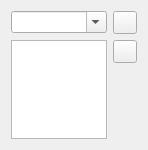
This is src/ui/node/widgets/BalancerWidget.ui in Qv2ray/Qv2ray as Qt 5 draws it before an edit. The edited form follows.
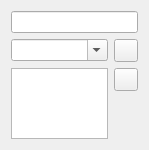
This is the edited form. Icons and pictures are not drawn.

Patch:
```diff
--- a/src/ui/node/widgets/BalancerWidget.ui
+++ b/src/ui/node/widgets/BalancerWidget.ui
@@ -6,7 +6,7 @@
    <rect>
     <x>0</x>
     <y>0</y>
-    <width>148</width>
+    <width>149</width>
     <height>150</height>
    </rect>
   </property>
@@ -14,39 +14,17 @@
    <string>Form</string>
   </property>
   <layout class="QGridLayout" name="gridLayout">
-   <item row="0" column="0">
+   <item row="0" column="0" colspan="2">
+    <widget class="QLineEdit" name="balancerTagTxt"/>
+   </item>
+   <item row="1" column="0">
     <widget class="QComboBox" name="balancerSelectionCombo">
      <property name="editable">
       <bool>true</bool>
      </property>
     </widget>
    </item>
-   <item row="0" column="1">
-    <widget class="QToolButton" name="balancerAddBtn">
-     <property name="text">
-      <string/>
-     </property>
-     <property name="icon">
-      <iconset resource="../../../../resources.new.qrc">
-       <normaloff>:/assets/icons/ui_dark/add.svg</normaloff>:/assets/icons/ui_dark/add.svg</iconset>
-     </property>
-    </widget>
-   </item>
-   <item row="1" column="0" rowspan="2">
-    <widget class="QListWidget" name="balancerList"/>
-   </item>
-   <item row="1" column="1">
-    <widget class="QToolButton" name="balancerDelBtn">
-     <property name="text">
-      <string/>
-     </property>
-     <property name="icon">
-      <iconset resource="../../../../resources.new.qrc">
-       <normaloff>:/assets/icons/ui_dark/minus.svg</normaloff>:/assets/icons/ui_dark/minus.svg</iconset>
-     </property>
-    </widget>
-   </item>
-   <item row="2" column="1">
+   <item row="3" column="1">
     <spacer name="verticalSpacer">
      <property name="orientation">
       <enum>Qt::Vertical</enum>
@@ -59,6 +37,31 @@
      </property>
     </spacer>
    </item>
+   <item row="2" column="0" rowspan="2">
+    <widget class="QListWidget" name="balancerList"/>
+   </item>
+   <item row="2" column="1">
+    <widget class="QToolButton" name="balancerDelBtn">
+     <property name="text">
+      <string/>
+     </property>
+     <property name="icon">
+      <iconset resource="../../../../resources.new.qrc">
+       <normaloff>:/assets/icons/ui_dark/minus.svg</normaloff>:/assets/icons/ui_dark/minus.svg</iconset>
+     </property>
+    </widget>
+   </item>
+   <item row="1" column="1">
+    <widget class="QToolButton" name="balancerAddBtn">
+     <property name="text">
+      <string/>
+     </property>
+     <property name="icon">
+      <iconset resource="../../../../resources.new.qrc">
+       <normaloff>:/assets/icons/ui_dark/add.svg</normaloff>:/assets/icons/ui_dark/add.svg</iconset>
+     </property>
+    </widget>
+   </item>
   </layout>
  </widget>
  <resources>
```
